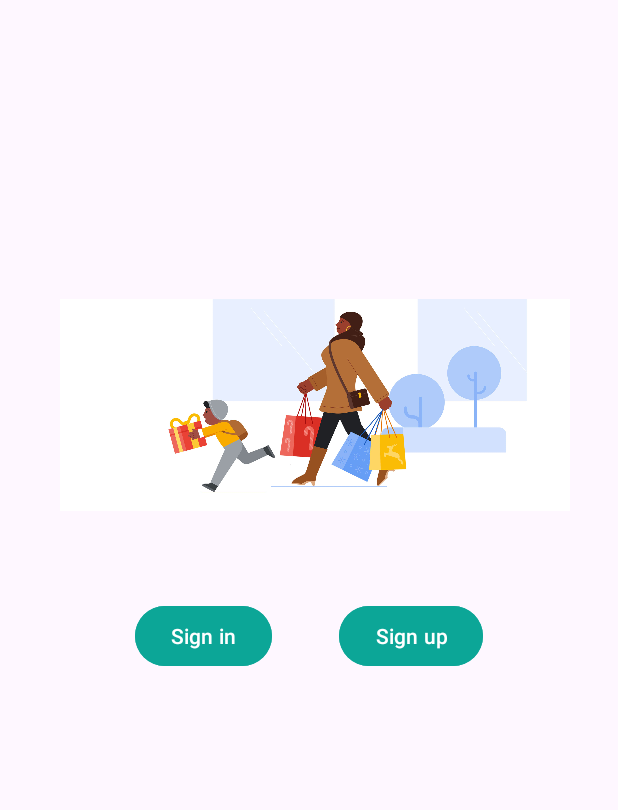
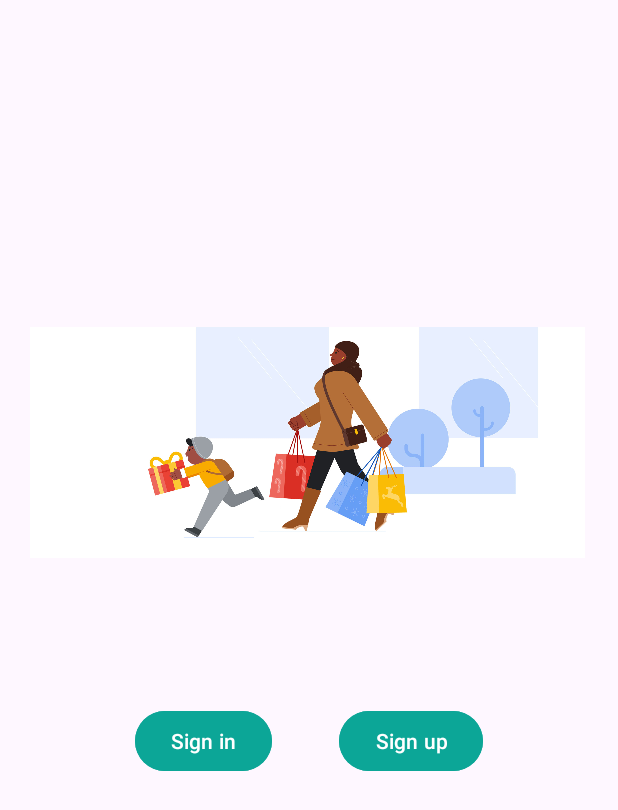
Before and after one commit to Soumyakant18/Echo_Buy, an Android app: the screen it shows after launch (MainActivity), on a phone screen of 412 x 824 dp. Shown: the top 810 px of the screen. Run offline under Robolectric (Android 15) with nearby library versions, the phone set to English and light mode, and no system bars.

Commit message:
homepage edited

```diff
--- /dev/null
+++ b/app/src/main/java/com/example/echobuy/splash.java
@@ -0,0 +1,31 @@
+package com.example.echobuy;
+
+import android.content.Intent;
+import android.os.Bundle;
+import android.os.Handler;
+import android.os.Looper;
+import androidx.appcompat.app.AppCompatActivity;
+
+public class splash extends AppCompatActivity {
+
+    // Duration of the splash screen in milliseconds
+    private static final long SPLASH_DURATION = 2000; // 2 seconds
+
+    @Override
+    protected void onCreate(Bundle savedInstanceState) {
+        super.onCreate(savedInstanceState);
+        setContentView(R.layout.activity_splash);
+
+        new Handler(Looper.getMainLooper()).postDelayed(new Runnable() {
+            @Override
+            public void run() {
+                // Create an Intent to start the main activity
+                Intent mainIntent = new Intent(splash.this, MainActivity.class);
+                startActivity(mainIntent);
+
+                // Close the splash activity
+                finish();
+            }
+        }, 2000);
+    }
+}
--- a/app/src/main/res/drawable/echo_item_icon.xml
+++ b/app/src/main/res/drawable/echo_item_icon.xml
@@ -1,4 +1,4 @@
-<vector android:height="24dp" android:tint="#D7A321"
+<vector android:height="24dp" android:tint="@color/lightgreen"
     android:viewportHeight="24" android:viewportWidth="24"
     android:width="24dp" xmlns:android="http://schemas.android.com/apk/res/android">
     <path android:fillColor="@android:color/white" android:pathData="M2.53,19.65l1.34,0.56v-9.03l-2.43,5.86c-0.41,1.02 0.08,2.19 1.09,2.61zM22.03,15.95L17.07,3.98c-0.31,-0.75 -1.04,-1.21 -1.81,-1.23 -0.26,0 -0.53,0.04 -0.79,0.15L7.1,5.95c-0.75,0.31 -1.21,1.03 -1.23,1.8 -0.01,0.27 0.04,0.54 0.15,0.8l4.96,11.97c0.31,0.76 1.05,1.22 1.83,1.23 0.26,0 0.52,-0.05 0.77,-0.15l7.36,-3.05c1.02,-0.42 1.51,-1.59 1.09,-2.6zM7.88,8.75c-0.55,0 -1,-0.45 -1,-1s0.45,-1 1,-1 1,0.45 1,1 -0.45,1 -1,1zM5.88,19.75c0,1.1 0.9,2 2,2h1.45l-3.45,-8.34v6.34z"/>
--- a/app/src/main/res/layout/activity_loginactivity.xml
+++ b/app/src/main/res/layout/activity_loginactivity.xml
@@ -11,7 +11,7 @@
         android:src="@drawable/manshop"
         android:id="@+id/loginimage"
         android:layout_centerHorizontal="true"
-        android:layout_marginTop="190px">
+        android:layout_marginTop="230px">
 
     </ImageView>
     <EditText
@@ -23,7 +23,7 @@
         android:hint="User name"
         android:layout_alignParentTop="true"
         android:layout_centerHorizontal="true"
-        android:layout_marginTop="350dp"
+        android:layout_marginTop="390dp"
         android:drawableStart="@drawable/loguser"
         android:drawablePadding="15dp"
         android:textColorHint="#0CA697">
--- a/app/src/main/res/layout/activity_main.xml
+++ b/app/src/main/res/layout/activity_main.xml
@@ -8,10 +8,10 @@
     tools:context=".MainActivity">
 
     <ImageView
-        android:layout_width="340dp"
-        android:layout_height="340dp"
+        android:layout_width="370dp"
+        android:layout_height="390dp"
         android:layout_alignParentTop="true"
-        android:layout_marginLeft="40dp"
+        android:layout_marginLeft="20dp"
         android:src="@drawable/running"
         android:layout_marginTop="100dp">
 
@@ -23,7 +23,7 @@
         android:layout_height="wrap_content"
         android:layout_alignParentStart="true"
         android:layout_alignParentLeft="true"
-        android:layout_marginTop="400dp"
+        android:layout_marginTop="470dp"
         android:layout_marginStart="90dp"
         android:layout_marginLeft="90dp"
         android:backgroundTint="@color/lightgreen"
@@ -36,7 +36,7 @@
         android:layout_width="wrap_content"
         android:layout_height="wrap_content"
         android:layout_alignParentRight="true"
-       android:layout_marginTop="400dp"
+       android:layout_marginTop="470dp"
         android:layout_marginRight="90dp"
         android:backgroundTint="@color/lightgreen"
         android:text="Sign up">
--- a/app/src/main/res/layout/fragment_home.xml
+++ b/app/src/main/res/layout/fragment_home.xml
@@ -5,7 +5,7 @@
     android:layout_width="match_parent"
     android:layout_height="match_parent"
     tools:context=".ui.home.HomeFragment"
-    android:background="@drawable/green">
+    android:background="@drawable/yuoip">
 
     <TextView
         android:layout_width="wrap_content"
@@ -19,7 +19,7 @@
         android:layout_alignParentTop="true"
         android:layout_centerHorizontal="true"
         android:padding="10dp"
-        android:textColor="#FF9800"
+        android:textColor="@color/lightgreen"
         android:text="Choose your latest style">
 
     </TextView>
--- a/app/src/main/res/values/colors.xml
+++ b/app/src/main/res/values/colors.xml
@@ -4,5 +4,5 @@
     <color name="white">#FFFFFFFF</color>
     <color name="orange">#FF5722</color>
     <color name="lightgreen">#0CA697</color>
-
+    <color name="lightblu">#9EF2FD</color>
 </resources>
```
Also changed, not shown: app/src/main/AndroidManifest.xml (+9 -4 lines), app/src/main/res/layout/activity_splash.xml (added, +20 -0 lines), app/src/main/res/drawable/laby.png (added), app/src/main/res/drawable/libaslogo.png (added), app/src/main/res/drawable/tyuk.png (added), app/src/main/res/drawable/yuoip.png (added).
